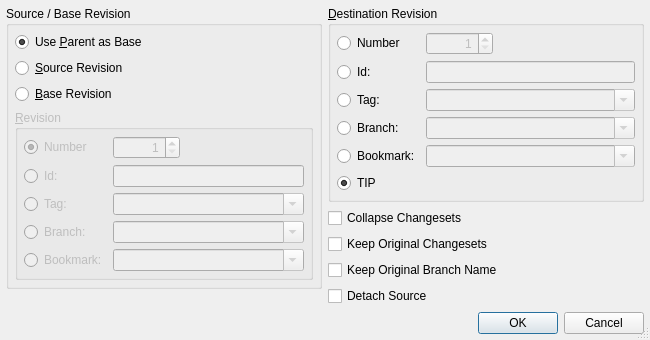
Before: the Qt Designer form Plugins/VcsPlugins/vcsMercurial/RebaseExtension/HgRebaseDialog.ui in testmana2/test, drawn with Qt 5.
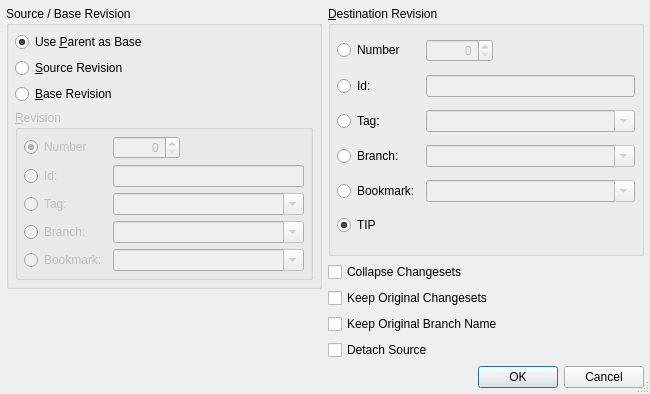
After: the same form once the commit is applied.

Commit message: Fixed issues in some Mercurial dialogs where the ID could not start with 0.

The edit to the form file:
```diff
--- a/Plugins/VcsPlugins/vcsMercurial/RebaseExtension/HgRebaseDialog.ui
+++ b/Plugins/VcsPlugins/vcsMercurial/RebaseExtension/HgRebaseDialog.ui
@@ -7,7 +7,7 @@
     <x>0</x>
     <y>0</y>
     <width>650</width>
-    <height>337</height>
+    <height>394</height>
    </rect>
   </property>
   <property name="windowTitle">
@@ -88,9 +88,6 @@
              <property name="alignment">
               <set>Qt::AlignRight</set>
              </property>
-             <property name="minimum">
-              <number>1</number>
-             </property>
              <property name="maximum">
               <number>999999999</number>
              </property>
@@ -254,9 +251,6 @@
           <property name="alignment">
            <set>Qt::AlignRight</set>
           </property>
-          <property name="minimum">
-           <number>1</number>
-          </property>
           <property name="maximum">
            <number>999999999</number>
           </property>
```
The commit also changes 6 other files.
